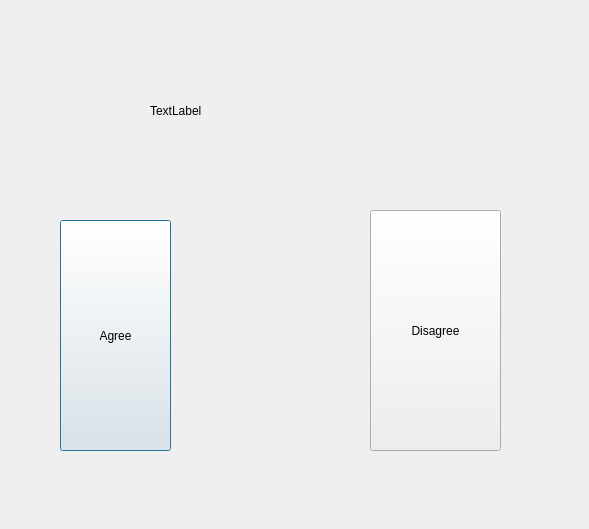
Above: GameWindow.ui from Mike-Wazovsky/Great-project-1-course before the change. Below: the same form after it.
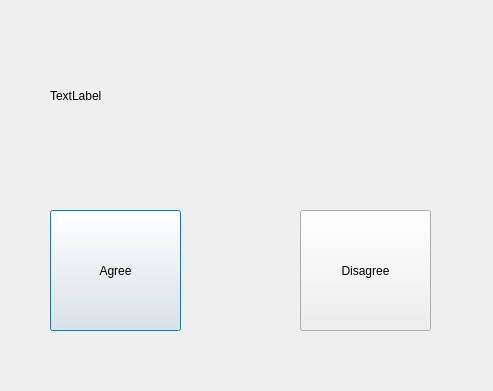
That is the form after the change.

What changed in the file:
```diff
--- a/GameWindow.ui
+++ b/GameWindow.ui
@@ -6,8 +6,8 @@
    <rect>
     <x>0</x>
     <y>0</y>
-    <width>589</width>
-    <height>529</height>
+    <width>493</width>
+    <height>391</height>
    </rect>
   </property>
   <property name="windowTitle">
@@ -16,10 +16,10 @@
   <widget class="QPushButton" name="YesButton">
    <property name="geometry">
     <rect>
-     <x>60</x>
-     <y>220</y>
-     <width>111</width>
-     <height>231</height>
+     <x>50</x>
+     <y>210</y>
+     <width>131</width>
+     <height>121</height>
     </rect>
    </property>
    <property name="text">
@@ -29,10 +29,10 @@
   <widget class="QPushButton" name="NoButton">
    <property name="geometry">
     <rect>
-     <x>370</x>
+     <x>300</x>
      <y>210</y>
      <width>131</width>
-     <height>241</height>
+     <height>121</height>
     </rect>
    </property>
    <property name="text">
@@ -42,10 +42,10 @@
   <widget class="QLabel" name="label">
    <property name="geometry">
     <rect>
-     <x>150</x>
-     <y>60</y>
-     <width>261</width>
-     <height>101</height>
+     <x>50</x>
+     <y>20</y>
+     <width>441</width>
+     <height>151</height>
     </rect>
    </property>
    <property name="text">
```
